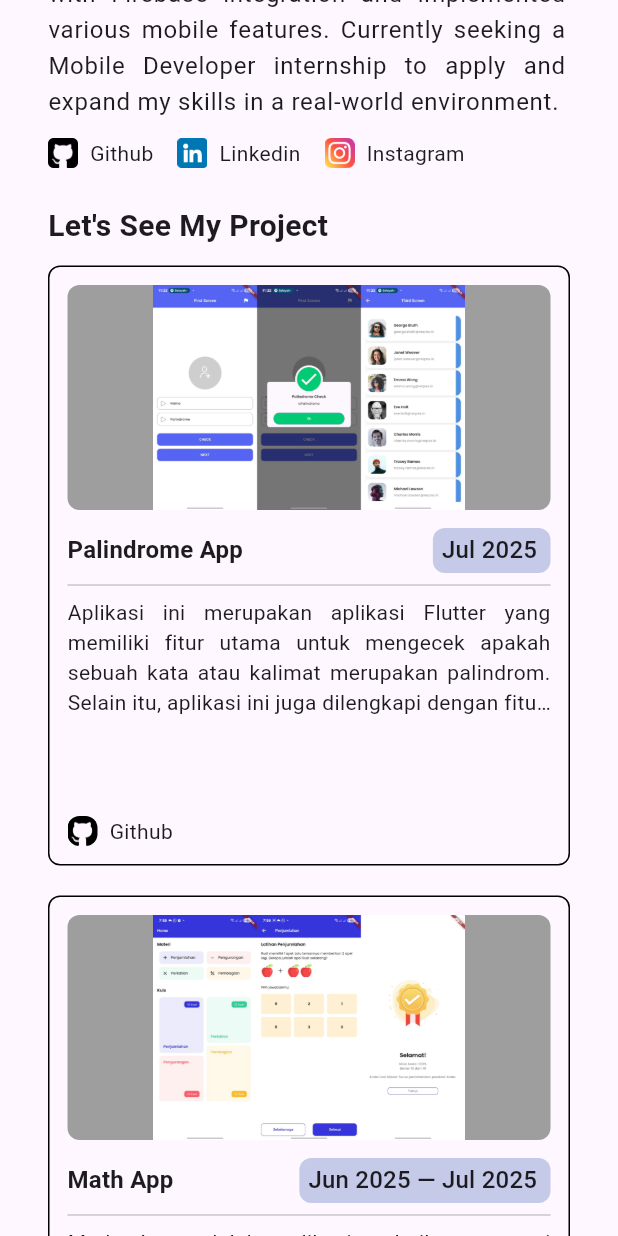
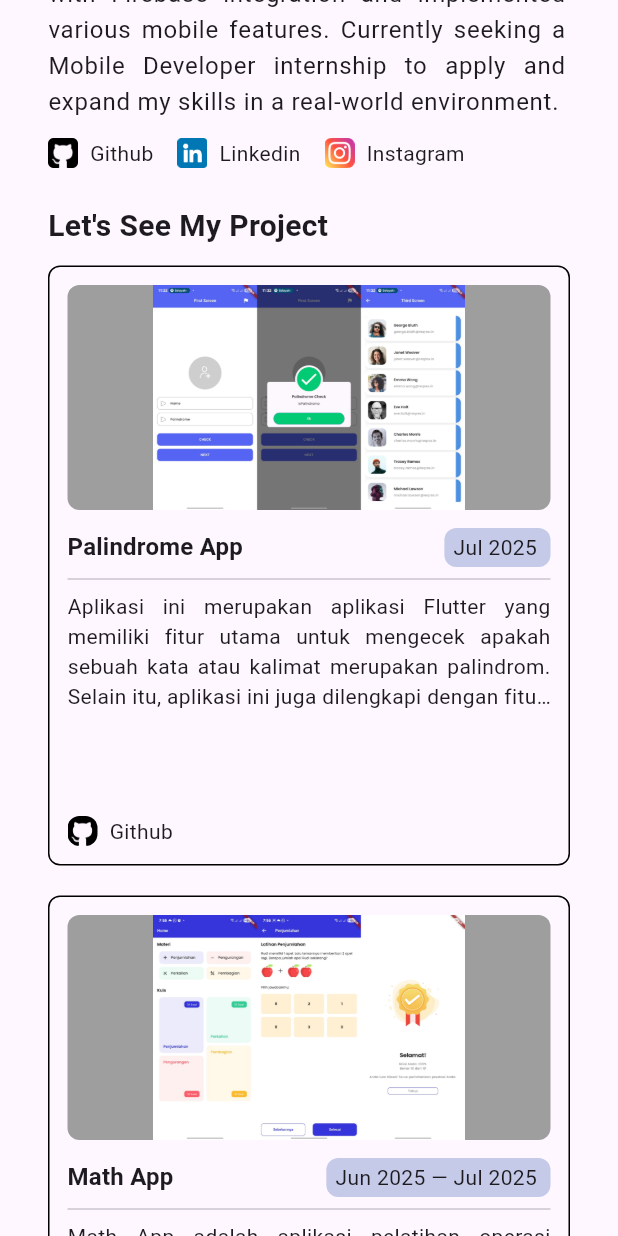
Before and after one commit to penhele/portofolio-stephen, a Flutter app: the screen it shows after launch, scrolled down 576 dp, on a phone screen of 412 x 824 dp. Run offline on Flutter 3.47's test engine with Material 3 defaults, Android fonts, the phone set to English and light mode, and no system bars; our stand-ins replace url_strategy.

Commit message:
refactor: edit period

```diff
--- a/lib/ui/widget/project_card.dart
+++ b/lib/ui/widget/project_card.dart
@@ -78,7 +78,7 @@ class ProjectCard extends StatelessWidget {
                       ),
                       child: SelectableText(
                         duration,
-                        style: Theme.of(context).textTheme.titleMedium,
+                      style: Theme.of(context).textTheme.bodyMedium
                       ),
                     ),
                   ],
```
